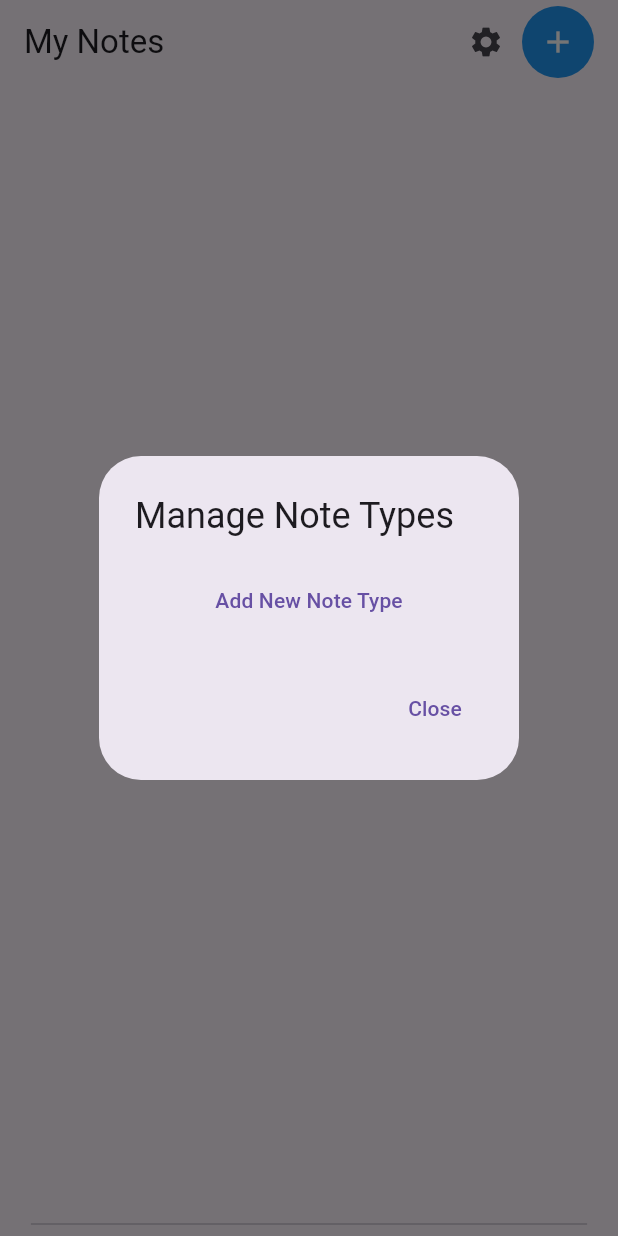
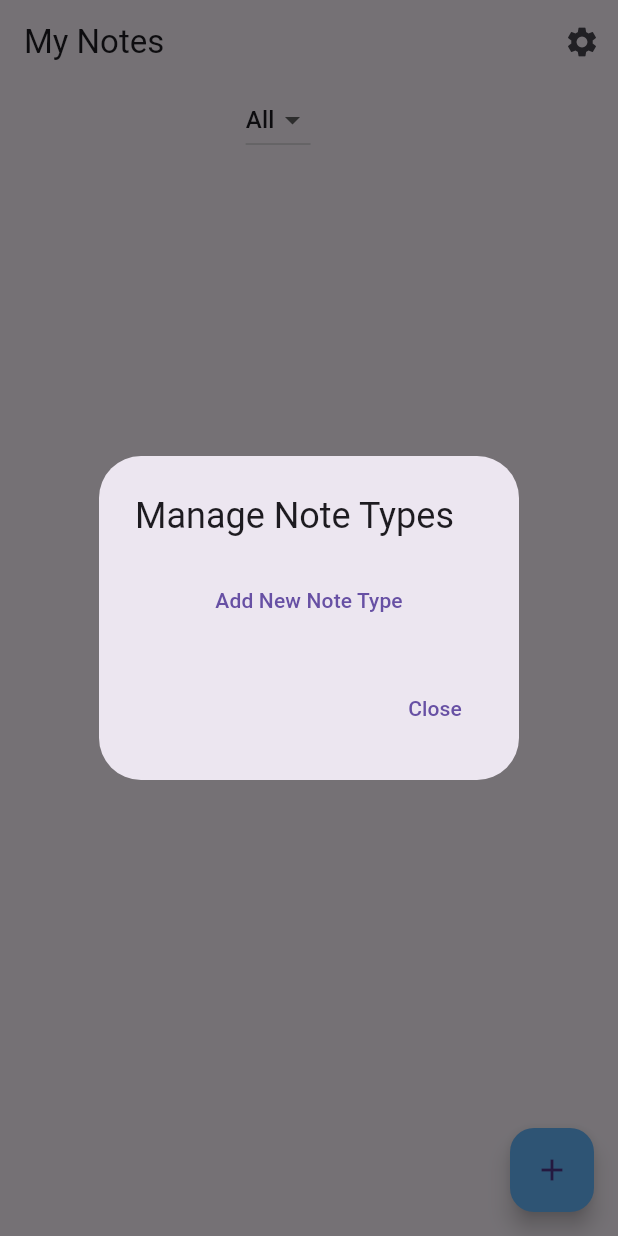
Before and after one commit to jlchafardet/my-notes-app-flutter-and-dart, a Flutter app: the screen it shows after launch, after a tap on the "settings" icon, on a phone screen of 412 x 824 dp. Run offline on Flutter 3.47's test engine with Material 3 defaults, Android fonts, the light colour scheme and no system bars; our stand-ins replace cloud_firestore, firebase_core; accounts and stored records are empty.

Commit message:
feat: Implement filtering functionality for notes by type
- Added a dropdown menu to select note types (All, Normal, To-Do, Shopping List).
- Implemented filtering logic to display notes based on the selected type.
- Updated the ListView to show only the notes that match the selected type.
- Ensured that the add note button is functional and retains its color.
- Removed the unnecessary divider at the bottom of the notes list.

```diff
--- a/lib/main.dart
+++ b/lib/main.dart
@@ -63,6 +63,7 @@ class NotesScreenState extends State<NotesScreen> {
     'Shopping List'
   ]; // Example note types
   List<NoteType> _noteTypes = []; // List to store fetched note types
+  String selectedNoteType = 'All'; // Default to show all notes
 
   @override
   void initState() {
@@ -205,6 +206,11 @@ class NotesScreenState extends State<NotesScreen> {
 
   @override
   Widget build(BuildContext context) {
+    // Create a filtered list based on the selected note type
+    List<Note> filteredNotes = selectedNoteType == 'All'
+        ? _notes
+        : _notes.where((note) => note.noteType == selectedNoteType).toList();
+
     return Scaffold(
       appBar: AppBar(
         title: const Text('My Notes'),
@@ -214,46 +220,36 @@ class NotesScreenState extends State<NotesScreen> {
               icon: const Icon(Icons.settings),
               onPressed: _showAdminOptions, // Show admin options
             ),
-          Padding(
-            padding: const EdgeInsets.only(right: 16.0),
-            child: Ink(
-              decoration: const ShapeDecoration(
-                color: Colors.blue, // Background color for the button
-                shape: CircleBorder(),
-              ),
-              child: IconButton(
-                icon: const Icon(Icons.add,
-                    color: Colors.white), // Set icon color to white
-                onPressed: () async {
-                  // Navigate to AddNoteScreen and wait for the result
-                  final newNote = await Navigator.push<Note>(
-                    context,
-                    MaterialPageRoute(
-                      builder: (context) => AddNoteScreen(
-                        noteTypes: _noteTypes, // Pass the fetched note types
-                      ),
-                    ),
-                  );
-                  if (newNote != null) {
-                    _addOrEditNote(newNote); // Add the new note if not null
-                  }
-                },
-              ),
-            ),
-          ),
         ],
       ),
-      body: Center(
+      body: Column(
+        children: [
+          // Dropdown for selecting note type
+          DropdownButton<String>(
+            value: selectedNoteType,
+            onChanged: (String? newValue) {
+              setState(() {
+                selectedNoteType = newValue!;
+              });
+            },
+            items: ['All', ..._noteTypes.map((type) => type.name)]
+                .map<DropdownMenuItem<String>>((String value) {
+              return DropdownMenuItem<String>(
+                value: value,
+                child: Text(value),
+              );
+            }).toList(),
+          ),
+          Expanded(
             child: Container(
-          width: MediaQuery.of(context).size.width * 0.9, // Set width to 90%
-          child: Column(
-            children: [
-              Expanded(
+              width:
+                  MediaQuery.of(context).size.width * 0.9, // Set width to 90%
               child: ListView.builder(
-                  itemCount: _notes.length, // Display the number of notes
+                itemCount: filteredNotes.length, // Use filtered notes count
                 itemBuilder: (context, index) {
                   return ListTile(
-                      title: Text(_notes[index].title), // Display note title
+                    title:
+                        Text(filteredNotes[index].title), // Display note title
                     onTap: () => _editNote(index), // Edit note on tap
                     trailing: Ink(
                       decoration: const ShapeDecoration(
@@ -273,11 +269,27 @@ class NotesScreenState extends State<NotesScreen> {
                 },
               ),
             ),
-              const Divider(), // Add a separator
-              // Removed the Note Types section
+          ),
         ],
       ),
+      floatingActionButton: FloatingActionButton(
+        onPressed: () async {
+          // Navigate to AddNoteScreen to add a new note
+          final newNote = await Navigator.push<Note>(
+            context,
+            MaterialPageRoute(
+              builder: (context) => AddNoteScreen(
+                noteTypes: _noteTypes, // Pass the fetched note types
               ),
+            ),
+          );
+          if (newNote != null) {
+            _addOrEditNote(newNote); // Add the new note if not null
+          }
+        },
+        child: const Icon(Icons.add), // Icon for the add button
+        backgroundColor:
+            const Color(0xFF65B6FC), // Set the background color to light blue
       ),
     );
   }
```
Lines whose indentation alone changed are shown as unchanged.
